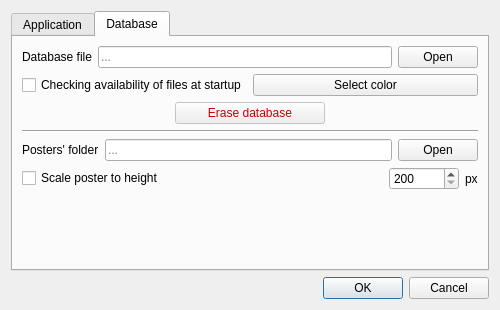
Before: the Qt Designer form src/settingswindow.ui in eugene-melnik/alexandra, drawn with Qt 5.
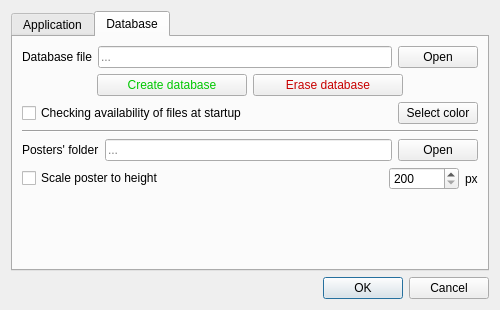
After: the same form once the commit is applied. The open tabs and pages were chosen to show the change. Icons and pictures are not drawn.

Commit message: Create and Erase database functions added and some features...

What changed in the file:
```diff
--- a/src/settingswindow.ui
+++ b/src/settingswindow.ui
@@ -226,25 +226,7 @@
         </layout>
        </item>
        <item>
-        <layout class="QHBoxLayout" name="hl4">
-         <item>
-          <widget class="QCheckBox" name="cCheckFilesAtStartup">
-           <property name="text">
-            <string>Checking availability of files at startup</string>
-           </property>
-          </widget>
-         </item>
-         <item>
-          <widget class="QPushButton" name="bSelectColorUnavailable">
-           <property name="text">
-            <string>Select color</string>
-           </property>
-          </widget>
-         </item>
-        </layout>
-       </item>
-       <item>
-        <layout class="QHBoxLayout" name="hl6">
+        <layout class="QHBoxLayout" name="hl3_2">
          <item>
           <spacer name="hs2">
            <property name="orientation">
@@ -258,11 +240,24 @@
            </property>
           </spacer>
          </item>
+         <item>
+          <widget class="QPushButton" name="bCreateDatabase">
+           <property name="minimumSize">
+            <size>
+             <width>150</width>
+             <height>0</height>
+            </size>
+           </property>
+           <property name="styleSheet">
+            <string notr="true">color: rgb(0, 200, 0);</string>
+           </property>
+           <property name="text">
+            <string>Create database</string>
+           </property>
+          </widget>
+         </item>
          <item>
           <widget class="QPushButton" name="bEraseDatabase">
-           <property name="enabled">
-            <bool>false</bool>
-           </property>
            <property name="minimumSize">
             <size>
              <width>150</width>
@@ -292,6 +287,37 @@
          </item>
         </layout>
        </item>
+       <item>
+        <layout class="QHBoxLayout" name="hl4">
+         <item>
+          <widget class="QCheckBox" name="cCheckFilesAtStartup">
+           <property name="text">
+            <string>Checking availability of files at startup</string>
+           </property>
+          </widget>
+         </item>
+         <item>
+          <spacer name="hs5">
+           <property name="orientation">
+            <enum>Qt::Horizontal</enum>
+           </property>
+           <property name="sizeHint" stdset="0">
+            <size>
+             <width>40</width>
+             <height>20</height>
+            </size>
+           </property>
+          </spacer>
+         </item>
+         <item>
+          <widget class="QPushButton" name="bSelectColorUnavailable">
+           <property name="text">
+            <string>Select color</string>
+           </property>
+          </widget>
+         </item>
+        </layout>
+       </item>
        <item>
         <widget class="Line" name="l2">
          <property name="orientation">
```
The commit also changes 5 other files.
